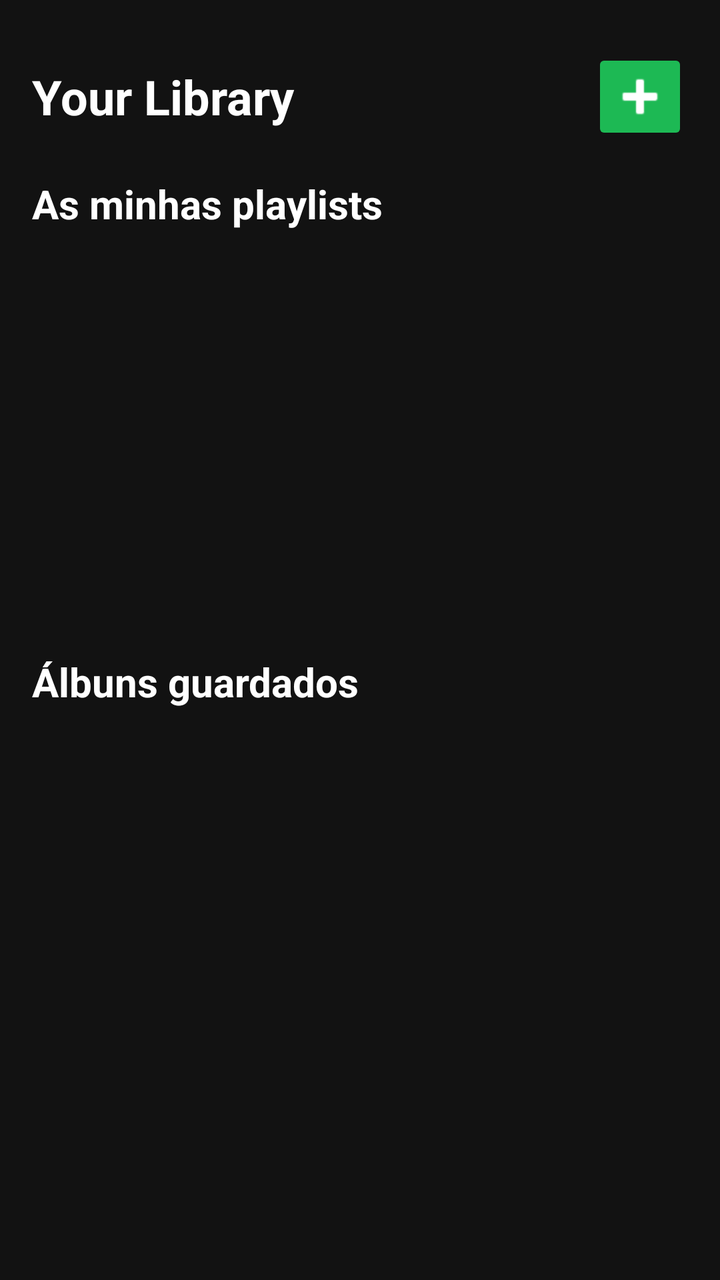
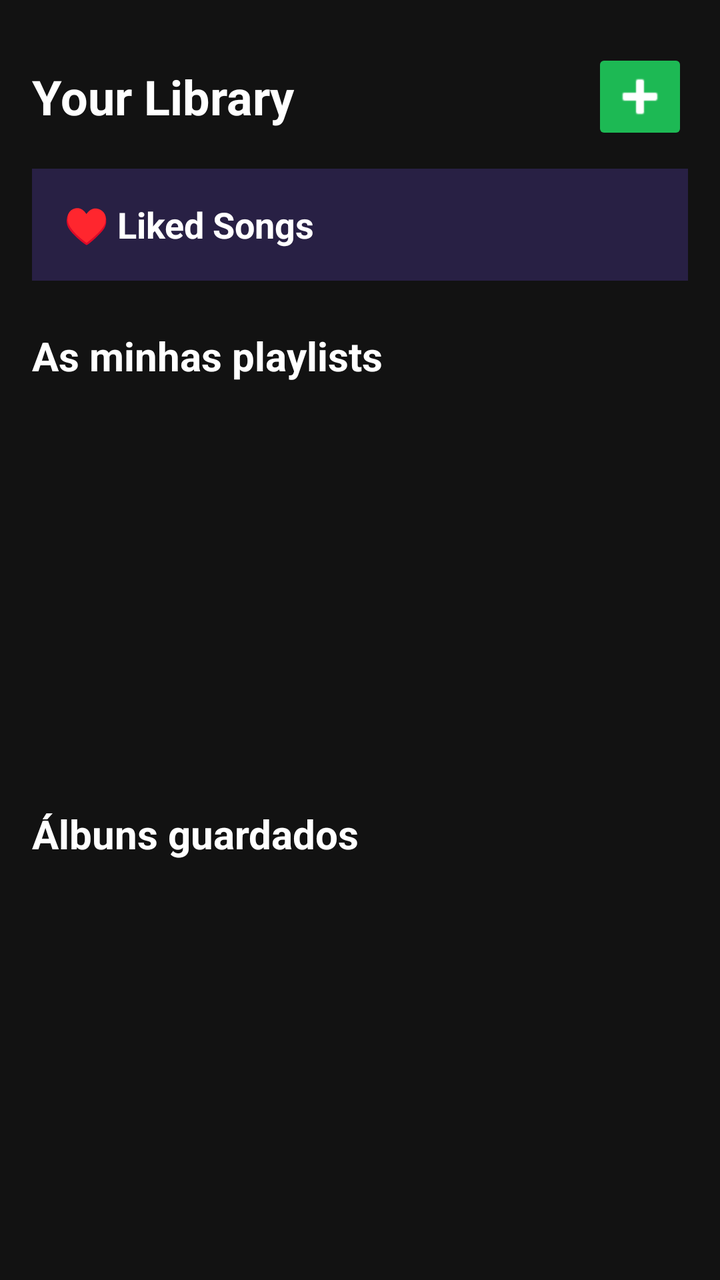

Compare the two renders of this Android layout. The source of the first and the diff that turns it into the second are given below.
<!-- AndroidManifest.xml: application theme Theme.SpotifyClone -->
<!-- res/layout/fragment_library.xml -->
<?xml version="1.0" encoding="utf-8"?>
<androidx.constraintlayout.widget.ConstraintLayout
        xmlns:android="http://schemas.android.com/apk/res/android"
        xmlns:app="http://schemas.android.com/apk/res-auto"
        android:layout_width="match_parent"
        android:layout_height="match_parent"
        android:background="#121212">

    <TextView
            android:id="@+id/textLibraryTitle"
            android:layout_width="wrap_content"
            android:layout_height="wrap_content"
            android:layout_marginStart="16dp"
            android:layout_marginTop="32dp"
            android:text="Your Library"
            android:textColor="#FFFFFF"
            android:textSize="24sp"
            android:textStyle="bold"
            app:layout_constraintStart_toStartOf="parent"
            app:layout_constraintTop_toTopOf="parent" />


    <ImageButton
            android:id="@+id/buttonCreatePlaylist"
            android:layout_width="48dp"
            android:layout_height="48dp"
            android:layout_marginEnd="16dp"
            android:backgroundTint="#1DB954"
            android:src="@android:drawable/ic_input_add"
            android:tint="#FFFFFF"
            android:contentDescription="Criar playlist"
            app:layout_constraintTop_toTopOf="@id/textLibraryTitle"
            app:layout_constraintBottom_toBottomOf="@id/textLibraryTitle"
            app:layout_constraintEnd_toEndOf="parent" />


    <TextView
            android:id="@+id/textPlaylistsTitle"
            android:layout_width="wrap_content"
            android:layout_height="wrap_content"
            android:layout_marginStart="16dp"
            android:layout_marginTop="24dp"
            android:text="As minhas playlists"
            android:textColor="#FFFFFF"
            android:textSize="20sp"
            android:textStyle="bold"
            app:layout_constraintStart_toStartOf="parent"
            app:layout_constraintTop_toBottomOf="@id/textLibraryTitle" />

    <androidx.recyclerview.widget.RecyclerView
            android:id="@+id/recyclerViewPlaylists"
            android:layout_width="0dp"
            android:layout_height="180dp"
            android:layout_marginTop="12dp"
            android:layout_marginStart="8dp"
            android:layout_marginEnd="8dp"
            app:layout_constraintTop_toBottomOf="@id/textPlaylistsTitle"
            app:layout_constraintStart_toStartOf="parent"
            app:layout_constraintEnd_toEndOf="parent" />

    <TextView
            android:id="@+id/textAlbumsTitle"
            android:layout_width="wrap_content"
            android:layout_height="wrap_content"
            android:layout_marginStart="16dp"
            android:layout_marginTop="20dp"
            android:text="Álbuns guardados"
            android:textColor="#FFFFFF"
            android:textSize="20sp"
            android:textStyle="bold"
            app:layout_constraintStart_toStartOf="parent"
            app:layout_constraintTop_toBottomOf="@id/recyclerViewPlaylists" />

    <androidx.recyclerview.widget.RecyclerView
            android:id="@+id/recyclerViewLibrary"
            android:layout_width="0dp"
            android:layout_height="0dp"
            android:layout_marginTop="12dp"
            android:layout_marginStart="8dp"
            android:layout_marginEnd="8dp"
            app:layout_constraintTop_toBottomOf="@id/textAlbumsTitle"
            app:layout_constraintBottom_toBottomOf="parent"
            app:layout_constraintStart_toStartOf="parent"
            app:layout_constraintEnd_toEndOf="parent" />

</androidx.constraintlayout.widget.ConstraintLayout>
<!-- resources referenced by this layout -->
<resources>
  <style name="Theme.SpotifyClone" parent="Base.Theme.SpotifyClone" />
  <style name="Base.Theme.SpotifyClone" parent="Theme.Material3.DayNight.NoActionBar">
          
          
      </style>
</resources>

<!-- the commit's change to res/layout/fragment_library.xml (unified diff, before → after) -->
@@ -33,7 +33,26 @@
             app:layout_constraintBottom_toBottomOf="@id/textLibraryTitle"
             app:layout_constraintEnd_toEndOf="parent" />
 
-
+    <TextView
+            android:id="@+id/buttonLikedSongs"
+            android:layout_width="0dp"
+            android:layout_height="56dp"
+            android:layout_marginStart="16dp"
+            android:layout_marginEnd="16dp"
+            android:layout_marginTop="20dp"
+            android:background="#282044"
+            android:gravity="center_vertical"
+            android:paddingStart="16dp"
+            android:paddingEnd="16dp"
+            android:text="♥ Liked Songs"
+            android:textColor="#FFFFFF"
+            android:textSize="18sp"
+            android:textStyle="bold"
+            android:clickable="true"
+            android:focusable="true"
+            app:layout_constraintTop_toBottomOf="@id/textLibraryTitle"
+            app:layout_constraintStart_toStartOf="parent"
+            app:layout_constraintEnd_toEndOf="parent" />
     <TextView
             android:id="@+id/textPlaylistsTitle"
             android:layout_width="wrap_content"
@@ -45,7 +64,7 @@
             android:textSize="20sp"
             android:textStyle="bold"
             app:layout_constraintStart_toStartOf="parent"
-            app:layout_constraintTop_toBottomOf="@id/textLibraryTitle" />
+            app:layout_constraintTop_toBottomOf="@id/buttonLikedSongs" />
 
     <androidx.recyclerview.widget.RecyclerView
             android:id="@+id/recyclerViewPlaylists"
